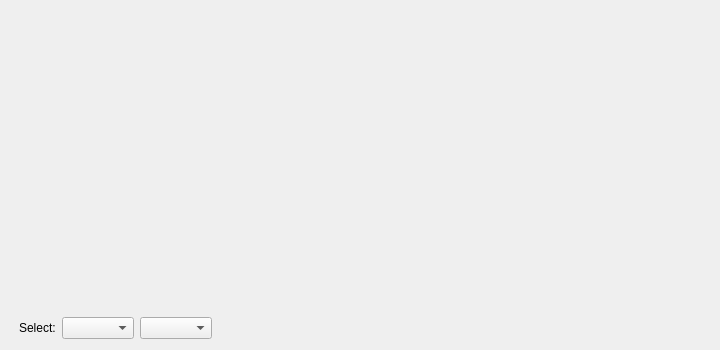
First picture: the form in src/aq_telemetryView.ui, repository nlbtuyen/ConfigurationGCS, before the edit.
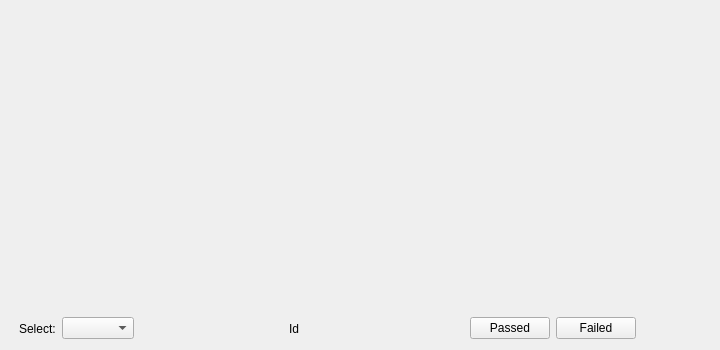
Second picture: the form after the edit.

```diff
--- a/src/aq_telemetryView.ui
+++ b/src/aq_telemetryView.ui
@@ -47,7 +47,7 @@
      <x>19</x>
      <y>316</y>
      <width>691</width>
-     <height>24</height>
+     <height>25</height>
     </rect>
    </property>
    <layout class="QHBoxLayout" name="horizontalLayout_2">
@@ -80,7 +80,70 @@
      </layout>
     </item>
     <item>
-     <widget class="QComboBox" name="combo_refreshRate"/>
+     <spacer name="horizontalSpacer_2">
+      <property name="orientation">
+       <enum>Qt::Horizontal</enum>
+      </property>
+      <property name="sizeHint" stdset="0">
+       <size>
+        <width>40</width>
+        <height>20</height>
+       </size>
+      </property>
+     </spacer>
+    </item>
+    <item>
+     <spacer name="horizontalSpacer_4">
+      <property name="orientation">
+       <enum>Qt::Horizontal</enum>
+      </property>
+      <property name="sizeHint" stdset="0">
+       <size>
+        <width>40</width>
+        <height>20</height>
+       </size>
+      </property>
+     </spacer>
+    </item>
+    <item>
+     <widget class="QLabel" name="lbl_ID">
+      <property name="minimumSize">
+       <size>
+        <width>100</width>
+        <height>0</height>
+       </size>
+      </property>
+      <property name="text">
+       <string>Id</string>
+      </property>
+     </widget>
+    </item>
+    <item>
+     <spacer name="horizontalSpacer_3">
+      <property name="orientation">
+       <enum>Qt::Horizontal</enum>
+      </property>
+      <property name="sizeHint" stdset="0">
+       <size>
+        <width>40</width>
+        <height>20</height>
+       </size>
+      </property>
+     </spacer>
+    </item>
+    <item>
+     <widget class="QPushButton" name="btn_pass">
+      <property name="text">
+       <string>Passed</string>
+      </property>
+     </widget>
+    </item>
+    <item>
+     <widget class="QPushButton" name="btn_fail">
+      <property name="text">
+       <string>Failed</string>
+      </property>
+     </widget>
     </item>
     <item>
      <spacer name="horizontalSpacer">
```
